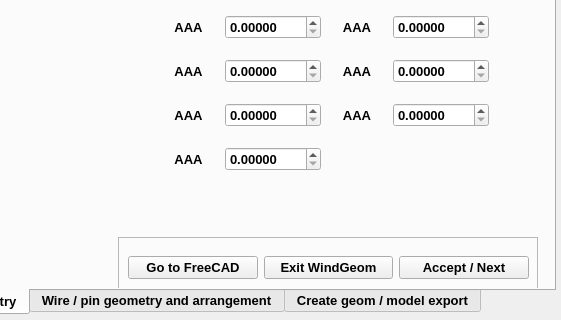
Above: wg/MainDialog.ui from vlagyivosztok/FCMacro before the change; both pictures show x 239 to 800 and y 280 to 600 of the 800 by 600 pixel window. Below: the same form after it.
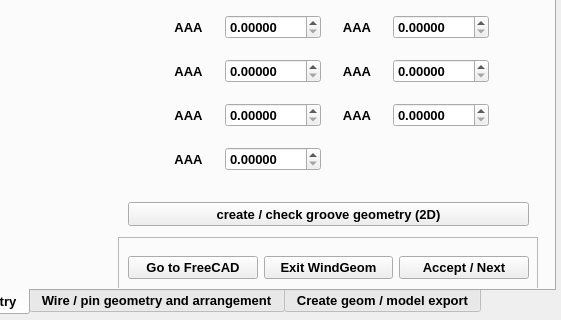
That is the form after the change. The open tabs and pages were chosen to show the change. Icons and pictures are not drawn.

Patch:
```diff
--- a/wg/MainDialog.ui
+++ b/wg/MainDialog.ui
@@ -1155,6 +1155,19 @@
       </item>
      </layout>
     </widget>
+    <widget class="QPushButton" name="Cb_2_CreatGroove">
+     <property name="geometry">
+      <rect>
+       <x>360</x>
+       <y>475</y>
+       <width>401</width>
+       <height>24</height>
+      </rect>
+     </property>
+     <property name="text">
+      <string>create / check groove geometry (2D)</string>
+     </property>
+    </widget>
    </widget>
    <widget class="QWidget" name="tab3">
     <attribute name="title">
```
Left out of the diff: 4 changed lines with no effect on the pictures.
